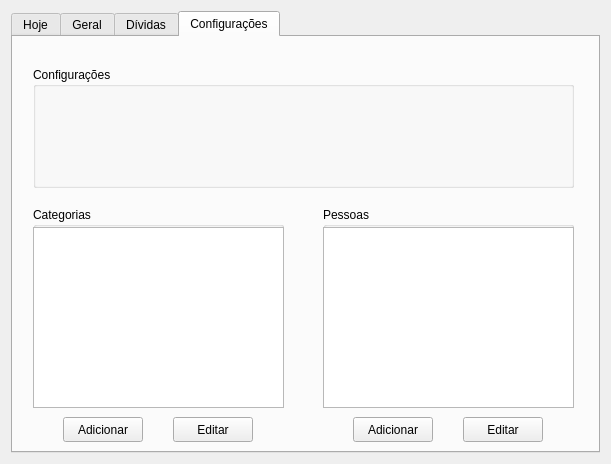
vazerick/controle_gastos, file ui/janela.ui: the form before one commit.
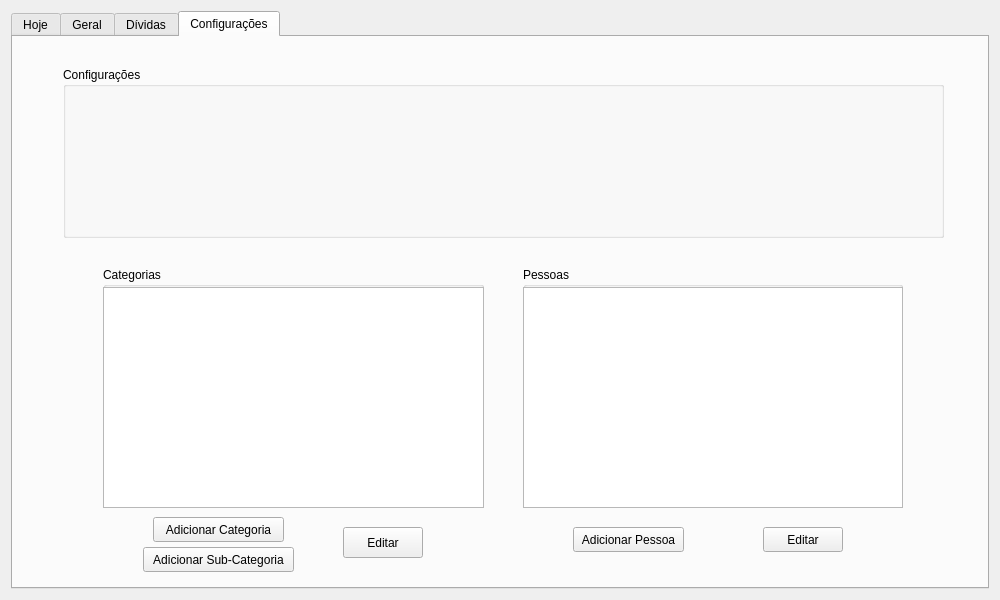
The form after the commit. The open tabs and pages were chosen to show the change.

Commit message: Edição de pessoa/categoria

Patch:
```diff
--- a/ui/janela.ui
+++ b/ui/janela.ui
@@ -6,10 +6,22 @@
    <rect>
     <x>0</x>
     <y>0</y>
-    <width>611</width>
-    <height>464</height>
+    <width>1000</width>
+    <height>600</height>
    </rect>
   </property>
+  <property name="minimumSize">
+   <size>
+    <width>1000</width>
+    <height>600</height>
+   </size>
+  </property>
+  <property name="maximumSize">
+   <size>
+    <width>1000</width>
+    <height>600</height>
+   </size>
+  </property>
   <property name="windowTitle">
    <string>Form</string>
   </property>
@@ -106,10 +118,10 @@
       <widget class="QGroupBox" name="boxConfig">
        <property name="geometry">
         <rect>
-         <x>20</x>
+         <x>50</x>
          <y>30</y>
-         <width>541</width>
-         <height>121</height>
+         <width>881</width>
+         <height>171</height>
         </rect>
        </property>
        <property name="title">
@@ -119,10 +131,10 @@
       <widget class="QGroupBox" name="boxCategorias">
        <property name="geometry">
         <rect>
-         <x>20</x>
-         <y>170</y>
-         <width>251</width>
-         <height>201</height>
+         <x>90</x>
+         <y>230</y>
+         <width>381</width>
+         <height>241</height>
         </rect>
        </property>
        <property name="title">
@@ -133,8 +145,8 @@
          <rect>
           <x>0</x>
           <y>20</y>
-          <width>251</width>
-          <height>181</height>
+          <width>381</width>
+          <height>221</height>
          </rect>
         </property>
         <property name="alternatingRowColors">
@@ -158,10 +170,10 @@
       <widget class="QGroupBox" name="boxPessoas">
        <property name="geometry">
         <rect>
-         <x>310</x>
-         <y>170</y>
-         <width>251</width>
-         <height>201</height>
+         <x>510</x>
+         <y>230</y>
+         <width>380</width>
+         <height>241</height>
         </rect>
        </property>
        <property name="title">
@@ -172,8 +184,8 @@
          <rect>
           <x>0</x>
           <y>20</y>
-          <width>251</width>
-          <height>181</height>
+          <width>380</width>
+          <height>221</height>
          </rect>
         </property>
         <property name="alternatingRowColors">
@@ -200,36 +212,36 @@
       <widget class="QPushButton" name="botaoCategoriaAdicionar">
        <property name="geometry">
         <rect>
-         <x>50</x>
-         <y>380</y>
-         <width>80</width>
+         <x>140</x>
+         <y>480</y>
+         <width>131</width>
          <height>25</height>
         </rect>
        </property>
        <property name="text">
-        <string>Adicionar</string>
+        <string>Adicionar Categoria</string>
        </property>
       </widget>
       <widget class="QPushButton" name="botaoPessoaAdicionar">
        <property name="geometry">
         <rect>
-         <x>340</x>
-         <y>380</y>
-         <width>80</width>
+         <x>560</x>
+         <y>490</y>
+         <width>111</width>
          <height>25</height>
         </rect>
        </property>
        <property name="text">
-        <string>Adicionar</string>
+        <string>Adicionar Pessoa</string>
        </property>
       </widget>
       <widget class="QPushButton" name="botaoCategoriaEditar">
        <property name="geometry">
         <rect>
-         <x>160</x>
-         <y>380</y>
+         <x>330</x>
+         <y>490</y>
          <width>80</width>
-         <height>25</height>
+         <height>31</height>
         </rect>
        </property>
        <property name="text">
@@ -239,8 +251,8 @@
       <widget class="QPushButton" name="pushButton_4">
        <property name="geometry">
         <rect>
-         <x>450</x>
-         <y>380</y>
+         <x>750</x>
+         <y>490</y>
          <width>80</width>
          <height>25</height>
         </rect>
@@ -249,6 +261,19 @@
         <string>Editar</string>
        </property>
       </widget>
+      <widget class="QPushButton" name="botaoSubAdicionar">
+       <property name="geometry">
+        <rect>
+         <x>130</x>
+         <y>510</y>
+         <width>151</width>
+         <height>25</height>
+        </rect>
+       </property>
+       <property name="text">
+        <string>Adicionar Sub-Categoria</string>
+       </property>
+      </widget>
      </widget>
     </widget>
    </item>
```
Left out of the diff: 26 changed lines with no effect on the pictures. The commit also changes 5 other files.
